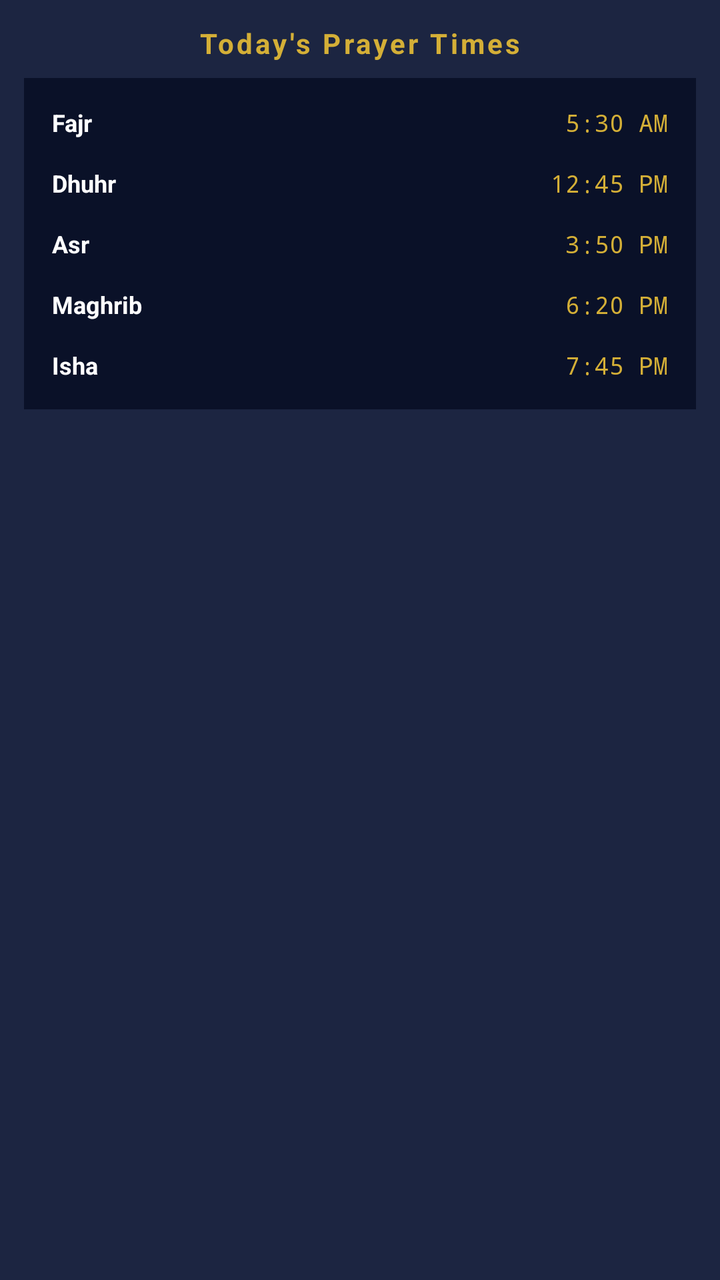
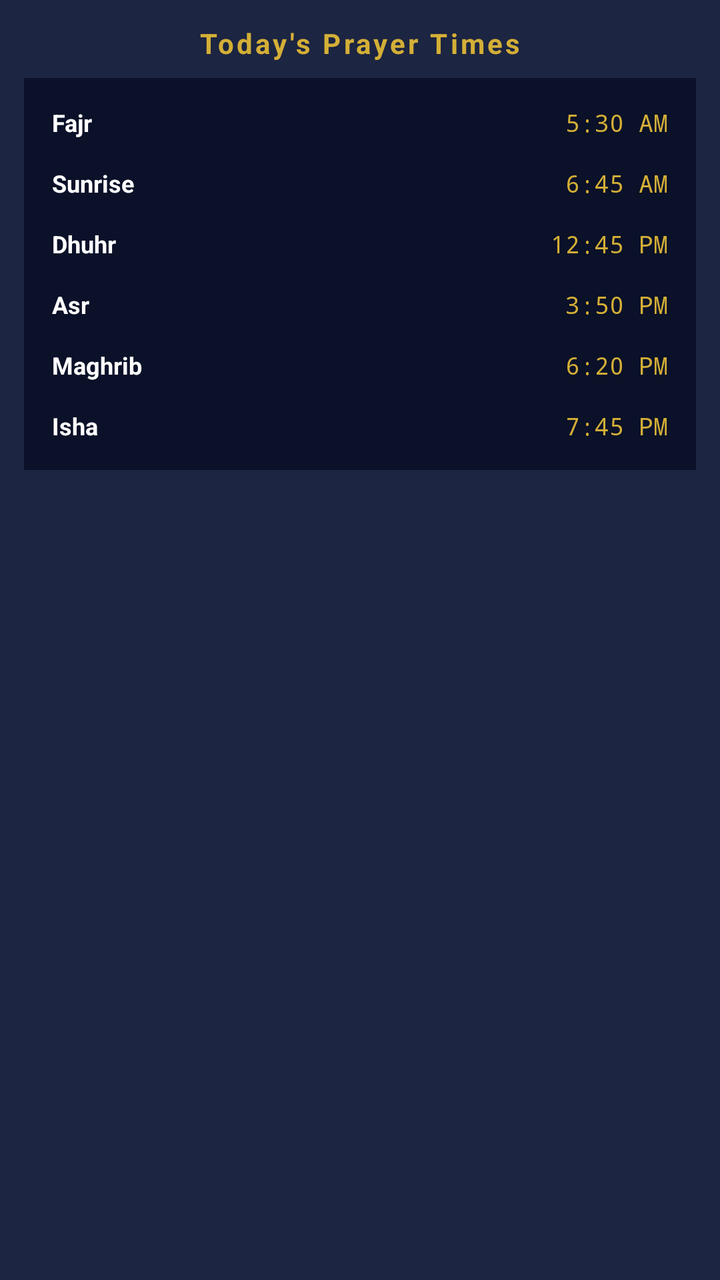

The first picture is an Android layout as it rendered before a commit; the second is the same layout after the commit. The layout source and the unified diff follow.
<!-- AndroidManifest.xml: application theme Theme.QiblaFinder -->
<!-- res/layout/notification_prayer_times.xml -->
<?xml version="1.0" encoding="utf-8"?>
<LinearLayout xmlns:android="http://schemas.android.com/apk/res/android"
    android:layout_width="match_parent"
    android:layout_height="wrap_content"
    android:orientation="vertical"
    android:background="#FF1C2541"
    android:padding="12dp">
    
    
    <TextView
        android:id="@+id/notification_title"
        android:layout_width="match_parent"
        android:layout_height="wrap_content"
        android:text="Today's Prayer Times"
        android:textColor="#FFD4AF37"
        android:textSize="14sp"
        android:textStyle="bold"
        android:letterSpacing="0.1"
        android:layout_marginBottom="8dp"
        android:gravity="center"/>
    
    
    <LinearLayout
        android:layout_width="match_parent"
        android:layout_height="wrap_content"
        android:orientation="vertical"
        android:background="#FF0A1128"
        android:padding="8dp">
        
        
        <LinearLayout
            android:id="@+id/fajr_container"
            android:layout_width="match_parent"
            android:layout_height="wrap_content"
            android:orientation="horizontal"
            android:padding="6dp"
            android:gravity="center_vertical">
            
            <TextView
                android:layout_width="0dp"
                android:layout_height="wrap_content"
                android:layout_weight="1"
                android:text="Fajr"
                android:textColor="#FFFFFFFF"
                android:textSize="12sp"
                android:textStyle="bold"/>
            
            <TextView
                android:id="@+id/fajr_time"
                android:layout_width="wrap_content"
                android:layout_height="wrap_content"
                android:text="5:30 AM"
                android:textColor="#FFD4AF37"
                android:textSize="12sp"
                android:fontFamily="monospace"/>
        </LinearLayout>
        
        
        <LinearLayout
            android:id="@+id/dhuhr_container"
            android:layout_width="match_parent"
            android:layout_height="wrap_content"
            android:orientation="horizontal"
            android:padding="6dp"
            android:layout_marginTop="2dp"
            android:gravity="center_vertical">
            
            <TextView
                android:layout_width="0dp"
                android:layout_height="wrap_content"
                android:layout_weight="1"
                android:text="Dhuhr"
                android:textColor="#FFFFFFFF"
                android:textSize="12sp"
                android:textStyle="bold"/>
            
            <TextView
                android:id="@+id/dhuhr_time"
                android:layout_width="wrap_content"
                android:layout_height="wrap_content"
                android:text="12:45 PM"
                android:textColor="#FFD4AF37"
                android:textSize="12sp"
                android:fontFamily="monospace"/>
        </LinearLayout>
        
        
        <LinearLayout
            android:id="@+id/asr_container"
            android:layout_width="match_parent"
            android:layout_height="wrap_content"
            android:orientation="horizontal"
            android:padding="6dp"
            android:layout_marginTop="2dp"
            android:gravity="center_vertical">
            
            <TextView
                android:layout_width="0dp"
                android:layout_height="wrap_content"
                android:layout_weight="1"
                android:text="Asr"
                android:textColor="#FFFFFFFF"
                android:textSize="12sp"
                android:textStyle="bold"/>
            
            <TextView
                android:id="@+id/asr_time"
                android:layout_width="wrap_content"
                android:layout_height="wrap_content"
                android:text="3:50 PM"
                android:textColor="#FFD4AF37"
                android:textSize="12sp"
                android:fontFamily="monospace"/>
        </LinearLayout>
        
        
        <LinearLayout
            android:id="@+id/maghrib_container"
            android:layout_width="match_parent"
            android:layout_height="wrap_content"
            android:orientation="horizontal"
            android:padding="6dp"
            android:layout_marginTop="2dp"
            android:gravity="center_vertical">
            
            <TextView
                android:layout_width="0dp"
                android:layout_height="wrap_content"
                android:layout_weight="1"
                android:text="Maghrib"
                android:textColor="#FFFFFFFF"
                android:textSize="12sp"
                android:textStyle="bold"/>
            
            <TextView
                android:id="@+id/maghrib_time"
                android:layout_width="wrap_content"
                android:layout_height="wrap_content"
                android:text="6:20 PM"
                android:textColor="#FFD4AF37"
                android:textSize="12sp"
                android:fontFamily="monospace"/>
        </LinearLayout>
        
        
        <LinearLayout
            android:id="@+id/isha_container"
            android:layout_width="match_parent"
            android:layout_height="wrap_content"
            android:orientation="horizontal"
            android:padding="6dp"
            android:layout_marginTop="2dp"
            android:gravity="center_vertical">
            
            <TextView
                android:layout_width="0dp"
                android:layout_height="wrap_content"
                android:layout_weight="1"
                android:text="Isha"
                android:textColor="#FFFFFFFF"
                android:textSize="12sp"
                android:textStyle="bold"/>
            
            <TextView
                android:id="@+id/isha_time"
                android:layout_width="wrap_content"
                android:layout_height="wrap_content"
                android:text="7:45 PM"
                android:textColor="#FFD4AF37"
                android:textSize="12sp"
                android:fontFamily="monospace"/>
        </LinearLayout>
    </LinearLayout>
</LinearLayout>
<!-- resources referenced by this layout -->
<resources>
  <style name="Theme.QiblaFinder" parent="android:Theme.Material.Light.NoActionBar">
          <item name="android:statusBarColor">@color/navy_dark</item>
          <item name="android:navigationBarColor">@color/navy_dark</item>
          <item name="android:windowBackground">@color/navy_dark</item>
          <item name="android:windowLightStatusBar">false</item>
          <item name="android:windowLightNavigationBar">false</item>
      </style>
  <color name="navy_dark">#FF0A1128</color>
</resources>

<!-- the commit's change to res/layout/notification_prayer_times.xml (unified diff, before → after) -->
@@ -57,6 +57,35 @@
         
         
         <LinearLayout
+            android:id="@+id/sunrise_container"
+            android:layout_width="match_parent"
+            android:layout_height="wrap_content"
+            android:orientation="horizontal"
+            android:padding="6dp"
+            android:layout_marginTop="2dp"
+            android:gravity="center_vertical">
+            
+            <TextView
+                android:layout_width="0dp"
+                android:layout_height="wrap_content"
+                android:layout_weight="1"
+                android:text="Sunrise"
+                android:textColor="#FFFFFFFF"
+                android:textSize="12sp"
+                android:textStyle="bold"/>
+            
+            <TextView
+                android:id="@+id/sunrise_time"
+                android:layout_width="wrap_content"
+                android:layout_height="wrap_content"
+                android:text="6:45 AM"
+                android:textColor="#FFD4AF37"
+                android:textSize="12sp"
+                android:fontFamily="monospace"/>
+        </LinearLayout>
+        
+        
+        <LinearLayout
             android:id="@+id/dhuhr_container"
             android:layout_width="match_parent"
             android:layout_height="wrap_content"
